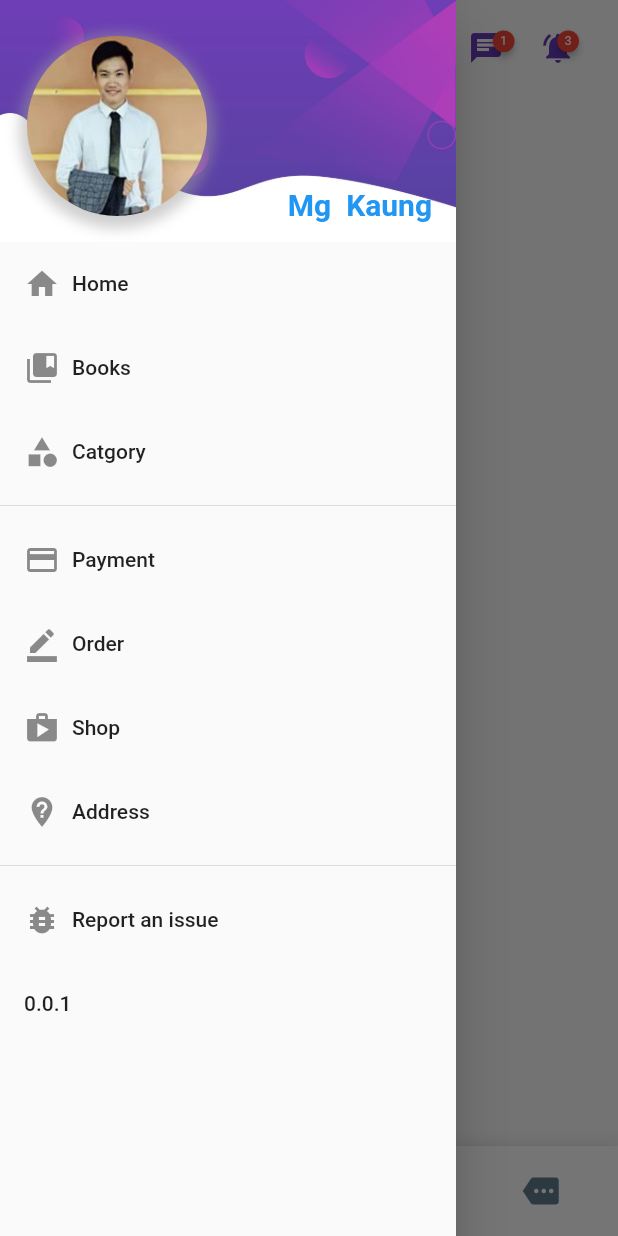
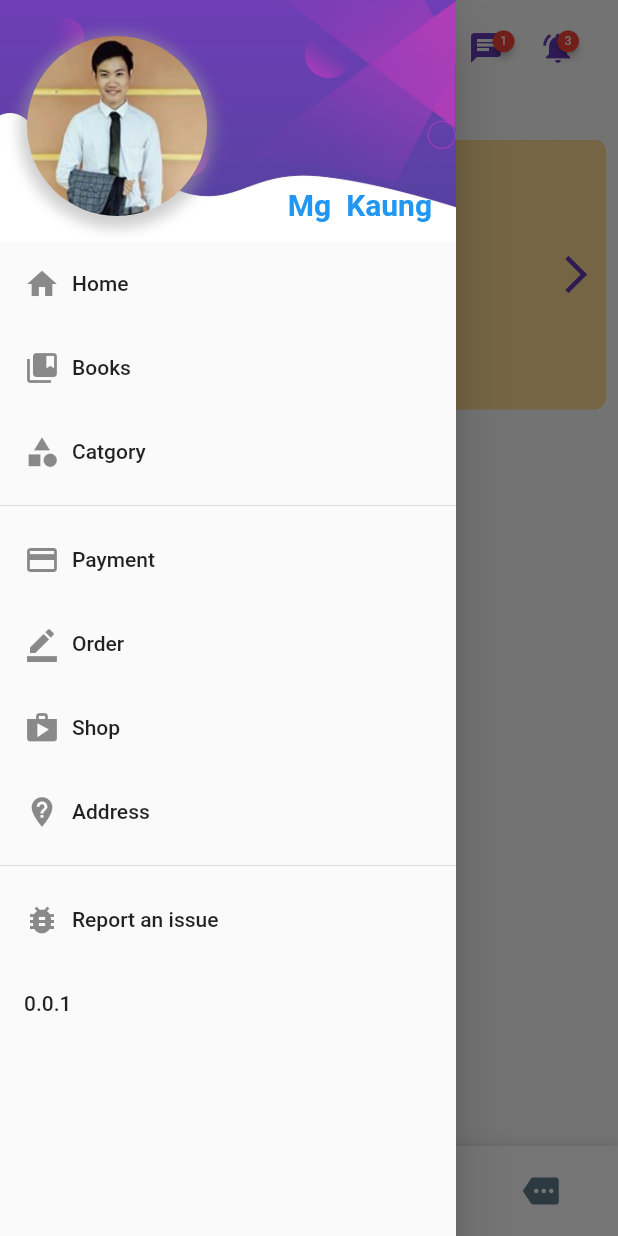
Before and after one commit to dev-mgkaung/programming_ebook, a Flutter app: the screen it shows after launch, item 2 of the bottom bar chosen, with the side drawer open, on a phone screen of 412 x 824 dp. Run offline on Flutter 3.47's test engine with Material 2 defaults, Android fonts, the light colour scheme and no system bars; drawn by our look-alikes of badges, fancy_bottom_navigation; our stand-ins replace equatable, flutter_svg, flutter_swiper, google_fonts; missing offline and left inert: flutter_page_indicator; network calls fail; Roboto replaces fonts that are missing (Rubik-Medium).

Commit message:
add carousal image in category

```diff
--- a/lib/constraints/constraints.dart
+++ b/lib/constraints/constraints.dart
@@ -5,3 +5,12 @@ String defaultFont = 'Rubik-Regular';
 //api
 String baseUrl = 'https://min-api.cryptocompare.com';
 int ok200 = 200;
+
+//category
+String recommend="Recommend for You";
+const List<String> images = [
+  "assets/images/carousal_one.jpg",
+  "assets/images/carosual_two.jpg",
+  "assets/images/carousal_three.jpg",
+  "assets/images/carousal_four.jpg"
+];
--- a/lib/screens/categories/category_screen.dart
+++ b/lib/screens/categories/category_screen.dart
@@ -1,10 +1,24 @@
 import 'package:flutter/material.dart';
+import 'package:programmingebook/constraints/constraints.dart';
+import 'package:programmingebook/constraints/styles.dart';
+import 'package:programmingebook/screens/categories/local_widgets/category_carousal_image.dart';
+
 class CategoryScreen extends StatelessWidget {
   @override
   Widget build(BuildContext context) {
-    return Center(
-      child: Container(
-        child: Text("category"),
+    return Expanded(
+      child: ListView(
+        physics: ClampingScrollPhysics(),
+        children: [
+          Column(
+            crossAxisAlignment: CrossAxisAlignment.start, children: [
+              Padding(
+                padding: const EdgeInsets.only(left: 16, top: 5,bottom: 5),
+                child: Text(recommend,style: Styles.mediumTextStyle),
+              ),
+            CategoryCarousalImage(),
+          ],)
+        ],
       ),
     );
   }
--- /dev/null
+++ b/lib/screens/categories/local_widgets/category_carousal_image.dart
@@ -0,0 +1,40 @@
+import 'package:flutter/material.dart';
+import 'package:flutter_swiper/flutter_swiper.dart';
+import 'package:flutter_page_indicator/flutter_page_indicator.dart';
+import 'package:programmingebook/constraints/constraints.dart';
+class CategoryCarousalImage extends StatefulWidget {
+  @override
+  _CategoryCarousalImageState createState() => _CategoryCarousalImageState();
+}
+
+class _CategoryCarousalImageState extends State<CategoryCarousalImage> {
+  int _current=0;
+  @override
+  Widget build(BuildContext context) {
+    return Container(
+        margin: const EdgeInsets.all(8),
+        width: MediaQuery.of(context).size.width,
+        height: 180,
+        child: Swiper(
+          itemBuilder: (BuildContext context, int index) {
+            return Container(
+              decoration: BoxDecoration(
+                borderRadius: BorderRadius.circular(8.0),
+                image: DecorationImage(
+                  image: AssetImage(
+                    images[index],
+                  ),
+                  fit: BoxFit.fill,
+                )
+              ),
+            );
+          },
+          indicatorLayout: PageIndicatorLayout.COLOR,
+          autoplay: true,
+          itemCount: images.length,
+          layout: SwiperLayout.DEFAULT,
+          pagination: new SwiperPagination(),
+          control: new SwiperControl(),
+        ));
+  }
+}
--- a/pubspec.yaml
+++ b/pubspec.yaml
@@ -18,6 +18,7 @@ dependencies:
   http: ^0.12.1
   fancy_bottom_navigation: ^0.3.2
   badges: ^1.1.1
+  flutter_swiper: ^1.1.6
   # Use with the CupertinoIcons class for iOS style icons.
   cupertino_icons: ^0.1.3
 
```
Also changed, not shown: assets/images/carosual_two.jpg (added), assets/images/carousal_four.jpg (added), assets/images/carousal_one.jpg (added), assets/images/carousal_three.jpg (added), pubspec.lock.
